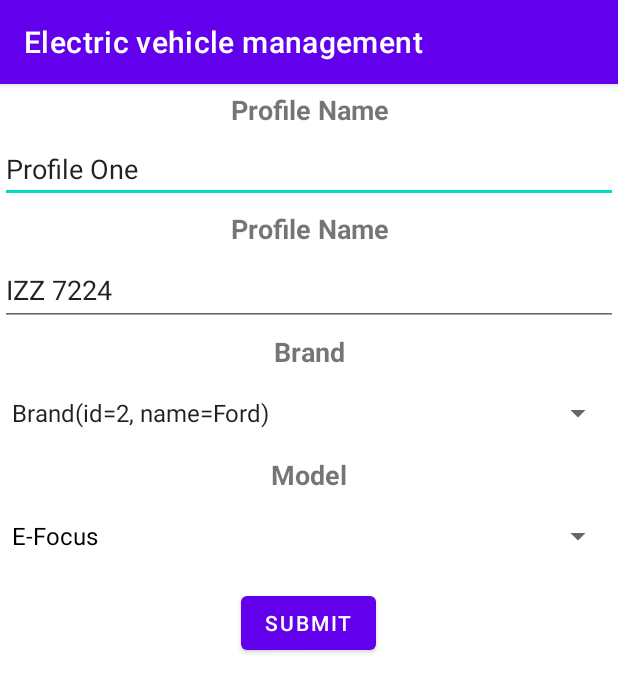
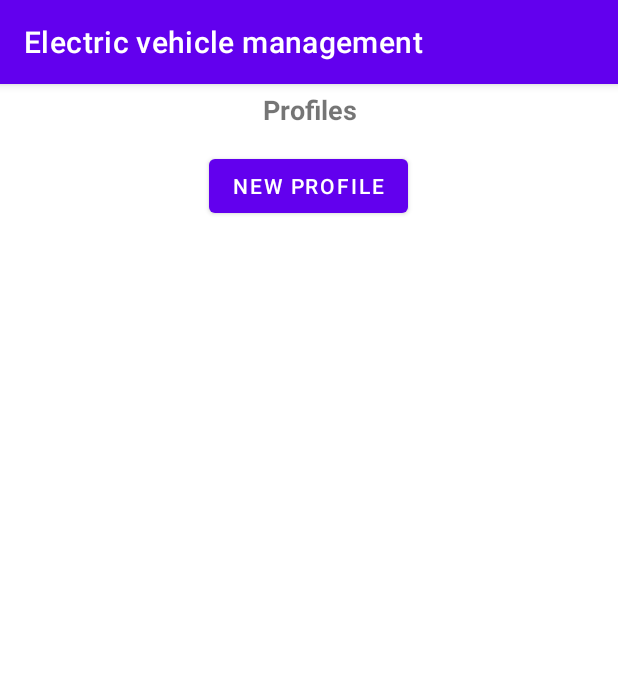
Before and after one commit to NitsosG/electric-vehicle-management, an Android app: the screen it shows after launch (CarProfileSetup before the commit, ProfileSelection after it), on a phone screen of 412 x 824 dp. Shown: the top 692 px of the screen. Run offline under Robolectric (Android 15) with nearby library versions, the phone set to English and light mode, and no system bars; 1 statement that could not run was skipped.

Commit message:
Profiles selection activity

```diff
--- /dev/null
+++ b/app/src/main/java/aueb/msc/ProfileSelection.kt
@@ -0,0 +1,25 @@
+package aueb.msc
+
+import android.content.Intent
+import androidx.appcompat.app.AppCompatActivity
+import android.os.Bundle
+import android.widget.Button
+import android.widget.EditText
+import aueb.msc.db.DatabaseHelper
+import aueb.msc.model.Profile
+
+class ProfileSelection : AppCompatActivity() {
+
+    private lateinit var databaseHelper: DatabaseHelper
+
+    override fun onCreate(savedInstanceState: Bundle?) {
+        super.onCreate(savedInstanceState)
+        setContentView(R.layout.activity_profile_selection)
+        val profileNames = databaseHelper.getAllProfileNames()
+        val newProfileButton = findViewById<Button>(R.id.create_new_profile_button)
+        newProfileButton.setOnClickListener(){
+            val intent = Intent(this, VehicleProfileSetup::class.java)
+            startActivity(intent)
+        }
+    }
+}
--- a/app/src/main/java/aueb/msc/CarProfileSetup.kt
+++ b/app/src/main/java/aueb/msc/VehicleProfileSetup.kt
@@ -1,28 +1,27 @@
 package aueb.msc
 
-import androidx.appcompat.app.AppCompatActivity
 import android.os.Bundle
 import android.view.View
-import android.widget.AdapterView
-import android.widget.ArrayAdapter
-import android.widget.Spinner
+import android.widget.*
+import androidx.appcompat.app.AppCompatActivity
 import aueb.msc.db.DatabaseHelper
+import aueb.msc.model.Profile
 
-class CarProfileSetup : AppCompatActivity() {
+class VehicleProfileSetup : AppCompatActivity() {
 
     private lateinit var databaseHelper: DatabaseHelper
-    private val activity = this@CarProfileSetup
+    private val activity = this@VehicleProfileSetup
 
     override fun onCreate(savedInstanceState: Bundle?) {
         super.onCreate(savedInstanceState)
-        setContentView(R.layout.activity_car_profile_setup)
+        setContentView(R.layout.activity_vehicle_profile_setup)
         databaseHelper = DatabaseHelper(activity)
 
         // Define the list of items to display in the dropdown list
         val brands = databaseHelper.getAllBrands()
 
         // Create an adapter to populate the dropdown list with the items
-        val brandAdapter = ArrayAdapter(this, android.R.layout.simple_spinner_item, brands)
+        val brandAdapter = ArrayAdapter(this, android.R.layout.simple_spinner_dropdown_item, brands)
         brandAdapter.setDropDownViewResource(android.R.layout.simple_spinner_dropdown_item)
 
         // Get a reference to the Spinner in the layout
@@ -42,26 +41,22 @@ class CarProfileSetup : AppCompatActivity() {
                 position: Int,
                 id: Long
             ) {
-                val selectedOption = brands[position]
-                when(selectedOption.name){
-                    "Tesla" -> {
-                        val models = listOf("Model X", "Model 3")
-                        modelSpinner.adapter = ArrayAdapter(activity, android.R.layout.simple_spinner_dropdown_item, models)
-                    }
-                    "Ford" -> {
-                        val models = listOf("E-Focus", "E-Puma")
-                        modelSpinner.adapter = ArrayAdapter(activity, android.R.layout.simple_spinner_dropdown_item, models)
-                    }
-                    "Renault" -> {
-                        val models = listOf("E-Clio", "E-Twingo")
-                        modelSpinner.adapter = ArrayAdapter(activity, android.R.layout.simple_spinner_dropdown_item, models)
-                    }
-                }
+                val models = databaseHelper.getBrandModels(brands[position].code)
+                modelSpinner.adapter = ArrayAdapter(activity, android.R.layout.simple_spinner_dropdown_item, models)
             }
 
             override fun onNothingSelected(parent: AdapterView<*>?) {
                 // Do nothing
             }
         }
+
+        // Submit button
+        val vehicleProfileSubmitButton = findViewById<Button>(R.id.vehicle_profile_submit_button)
+        vehicleProfileSubmitButton.setOnClickListener(){
+            val profileName = findViewById<EditText>(R.id.profileNameValue).text.toString()
+            val plateNumber = findViewById<EditText>(R.id.plateNumberValue).text.toString()
+            val modelSelected = modelSpinner.selectedItem.toString()
+            databaseHelper.addProfile(Profile(profileName, plateNumber, modelSelected))
+        }
     }
 }
--- a/app/src/main/java/aueb/msc/model/Brand.kt
+++ b/app/src/main/java/aueb/msc/model/Brand.kt
@@ -1,3 +1,3 @@
 package aueb.msc.model
 
-data class Brand(val id: Int = -1, val name: String)
+data class Brand(val code: String , val name: String)
--- /dev/null
+++ b/app/src/main/java/aueb/msc/model/Profile.kt
@@ -0,0 +1,3 @@
+package aueb.msc.model
+
+data class Profile(val name:String, val plateNumber:String, val modelCode:String)
--- /dev/null
+++ b/app/src/main/res/layout/activity_profile_selection.xml
@@ -0,0 +1,41 @@
+<?xml version="1.0" encoding="utf-8"?>
+<androidx.constraintlayout.widget.ConstraintLayout xmlns:android="http://schemas.android.com/apk/res/android"
+    xmlns:app="http://schemas.android.com/apk/res-auto"
+    xmlns:tools="http://schemas.android.com/tools"
+    android:layout_width="match_parent"
+    android:layout_height="match_parent"
+    tools:context=".ProfileSelection">
+
+    <LinearLayout
+        android:id="@+id/linearLayout"
+        android:layout_width="match_parent"
+        android:layout_height="wrap_content"
+        android:orientation="vertical"
+        app:layout_constraintTop_toTopOf="parent"
+        tools:layout_editor_absoluteX="1dp"
+        tools:layout_editor_absoluteY="1dp">
+
+        <TextView
+            android:id="@+id/profiles_label"
+            android:layout_width="match_parent"
+            android:layout_height="34dp"
+            android:gravity="center"
+            android:text="Profiles"
+            android:textSize="18sp"
+            android:textStyle="bold" />
+
+
+
+        <Button
+            android:id="@+id/create_new_profile_button"
+            android:layout_width="wrap_content"
+            android:layout_height="wrap_content"
+            android:layout_gravity="center"
+            android:layout_margin="10dp"
+            android:text="New Profile"
+            tools:layout_editor_absoluteX="153dp"
+            tools:layout_editor_absoluteY="387dp" />
+
+    </LinearLayout>
+
+</androidx.constraintlayout.widget.ConstraintLayout>
--- a/app/src/main/res/layout/activity_car_profile_setup.xml
+++ b/app/src/main/res/layout/activity_vehicle_profile_setup.xml
@@ -4,7 +4,7 @@
     xmlns:tools="http://schemas.android.com/tools"
     android:layout_width="match_parent"
     android:layout_height="match_parent"
-    tools:context=".CarProfileSetup">
+    tools:context=".VehicleProfileSetup">
 
     <LinearLayout
         android:id="@+id/linearLayout"
@@ -39,7 +39,7 @@
             android:layout_height="34dp"
             android:textSize="18sp"
             android:textStyle="bold"
-            android:text="Profile Name"
+            android:text="PLate Number"
             android:gravity="center"/>
 
 
@@ -88,7 +88,7 @@
             tools:layout_editor_absoluteY="34dp" />
 
         <Button
-            android:id="@+id/submitButton"
+            android:id="@+id/vehicle_profile_submit_button"
             android:layout_width="wrap_content"
             android:layout_height="wrap_content"
             android:text="Submit"
```
Also changed, not shown: app/src/main/AndroidManifest.xml (+8 -6 lines), app/src/main/java/aueb/msc/db/DatabaseHelper.kt (+105 -10 lines), app/src/main/java/aueb/msc/model/Model.kt (added, +7 -0 lines).
